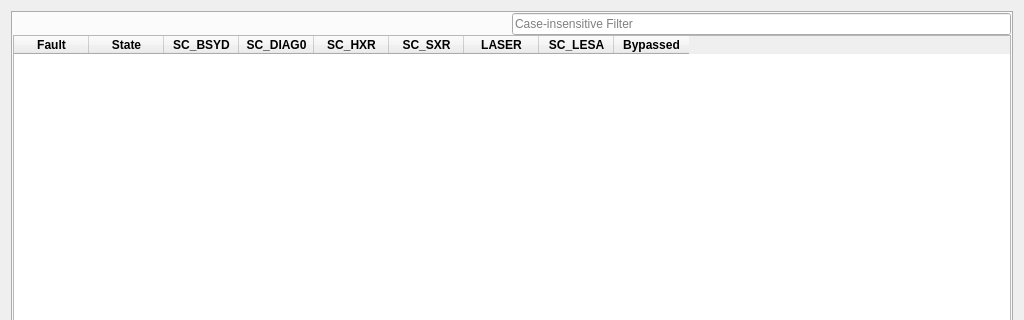
Old version of the form mps_gui_main.ui in the repository zdomke/sc_mps_gui; both pictures show x 0 to 1024 and y 0 to 320 of the 1024 by 700 pixel window.
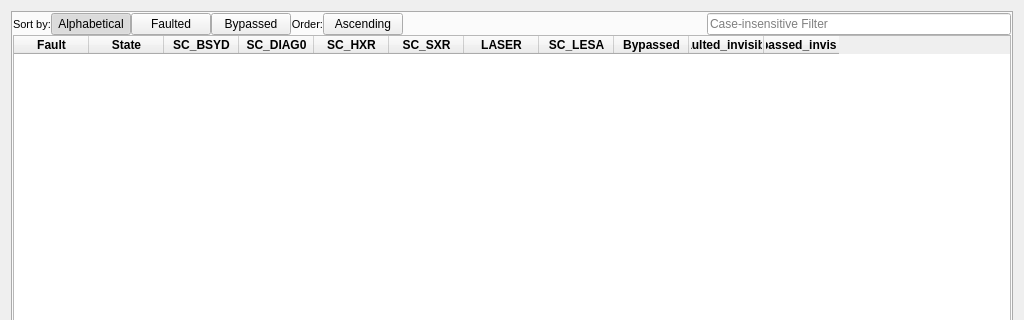
New version of the form. The open tabs and pages were chosen to show the change. Custom widgets are drawn as their Qt base class.

Patch:
```diff
--- a/mps_gui_main.ui
+++ b/mps_gui_main.ui
@@ -428,6 +428,82 @@
         <layout class="QVBoxLayout" name="logic_layout" stretch="0,3">
          <item>
           <layout class="QHBoxLayout" name="filter_layout">
+           <item>
+            <widget class="QLabel" name="label_2">
+             <property name="font">
+              <font>
+               <pointsize>8</pointsize>
+              </font>
+             </property>
+             <property name="text">
+              <string>Sort by:</string>
+             </property>
+            </widget>
+           </item>
+           <item>
+            <widget class="QPushButton" name="a_sort_btn">
+             <property name="text">
+              <string>Alphabetical</string>
+             </property>
+             <property name="checkable">
+              <bool>true</bool>
+             </property>
+             <property name="checked">
+              <bool>true</bool>
+             </property>
+             <property name="autoExclusive">
+              <bool>true</bool>
+             </property>
+            </widget>
+           </item>
+           <item>
+            <widget class="QPushButton" name="flt_sort_btn">
+             <property name="text">
+              <string>Faulted</string>
+             </property>
+             <property name="checkable">
+              <bool>true</bool>
+             </property>
+             <property name="autoExclusive">
+              <bool>true</bool>
+             </property>
+            </widget>
+           </item>
+           <item>
+            <widget class="QPushButton" name="byp_sort_btn">
+             <property name="text">
+              <string>Bypassed</string>
+             </property>
+             <property name="checkable">
+              <bool>true</bool>
+             </property>
+             <property name="autoExclusive">
+              <bool>true</bool>
+             </property>
+            </widget>
+           </item>
+           <item>
+            <widget class="QLabel" name="label_3">
+             <property name="font">
+              <font>
+               <pointsize>8</pointsize>
+              </font>
+             </property>
+             <property name="text">
+              <string>Order:</string>
+             </property>
+             <property name="alignment">
+              <set>Qt::AlignRight|Qt::AlignTrailing|Qt::AlignVCenter</set>
+             </property>
+            </widget>
+           </item>
+           <item>
+            <widget class="QPushButton" name="order_btn">
+             <property name="text">
+              <string>Ascending</string>
+             </property>
+            </widget>
+           </item>
            <item>
             <spacer name="filter_spacer">
              <property name="orientation">
@@ -522,6 +598,16 @@
              <string>Bypassed</string>
             </property>
            </column>
+           <column>
+            <property name="text">
+             <string>Faulted_invisible</string>
+            </property>
+           </column>
+           <column>
+            <property name="text">
+             <string>Bypassed_invisible</string>
+            </property>
+           </column>
           </widget>
          </item>
         </layout>
```
